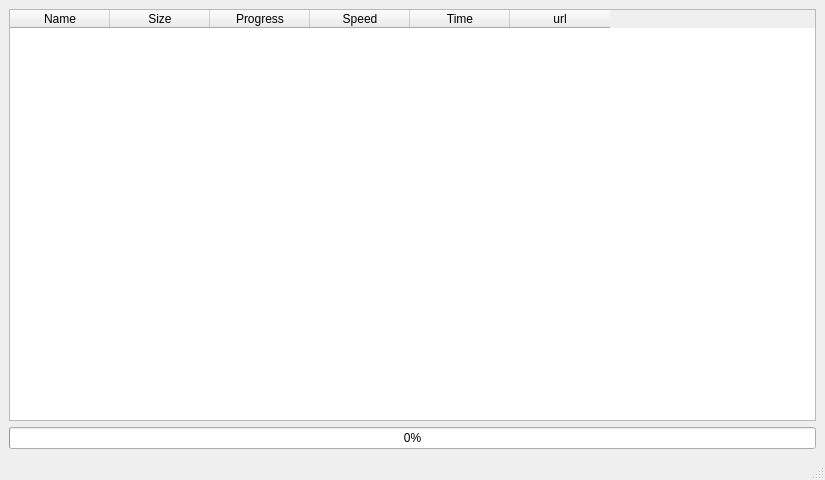
First picture: the form in app/ui/Downloader.ui, repository SebastienTr/BadPlayer, before the edit.
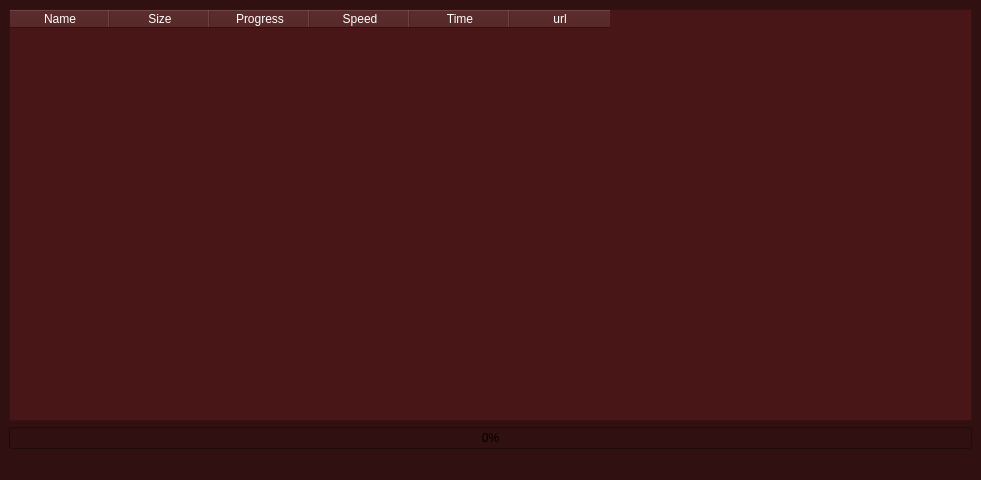
Second picture: the form after the edit.

```diff
--- a/app/ui/Downloader.ui
+++ b/app/ui/Downloader.ui
@@ -6,13 +6,16 @@
    <rect>
     <x>0</x>
     <y>0</y>
-    <width>825</width>
+    <width>981</width>
     <height>480</height>
    </rect>
   </property>
   <property name="windowTitle">
    <string>Downloader</string>
   </property>
+  <property name="styleSheet">
+   <string notr="true">background-color:#301010;</string>
+  </property>
   <widget class="QWidget" name="centralwidget">
    <layout class="QGridLayout" name="gridLayout_2">
     <item row="0" column="0">
@@ -21,6 +24,9 @@
        <layout class="QHBoxLayout" name="horizontalLayout">
         <item>
          <widget class="QTableWidget" name="tableWidget">
+          <property name="styleSheet">
+           <string notr="true">background-color:#481616; color:white</string>
+          </property>
           <column>
            <property name="text">
             <string>Name</string>
```
Left out of the diff: 2 changed lines with no effect on the pictures.
